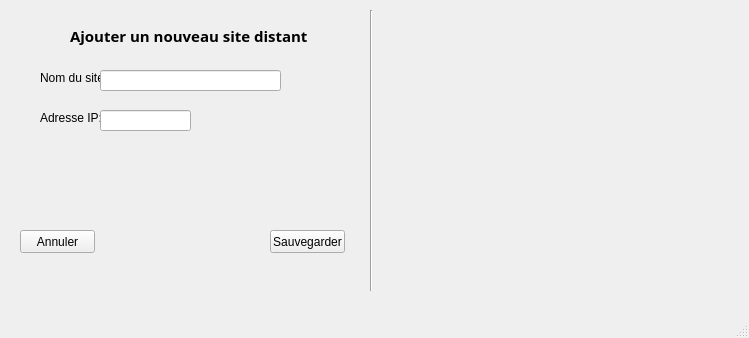
This is Superviseur/fen_superviseur.ui in SNIRNagios/Remy as Qt 5 draws it before an edit. The edited form follows.
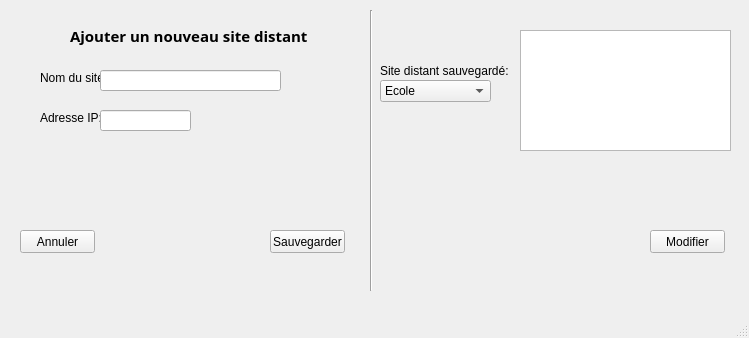
This is the edited form.

```diff
--- a/Superviseur/fen_superviseur.ui
+++ b/Superviseur/fen_superviseur.ui
@@ -121,6 +121,67 @@
      </rect>
     </property>
    </widget>
+   <widget class="QComboBox" name="comboBox">
+    <property name="geometry">
+     <rect>
+      <x>380</x>
+      <y>80</y>
+      <width>111</width>
+      <height>22</height>
+     </rect>
+    </property>
+    <item>
+     <property name="text">
+      <string>Ecole</string>
+     </property>
+    </item>
+    <item>
+     <property name="text">
+      <string>Médiathèque</string>
+     </property>
+    </item>
+    <item>
+     <property name="text">
+      <string>Mairie</string>
+     </property>
+    </item>
+   </widget>
+   <widget class="QLabel" name="label_3">
+    <property name="geometry">
+     <rect>
+      <x>380</x>
+      <y>60</y>
+      <width>131</width>
+      <height>21</height>
+     </rect>
+    </property>
+    <property name="text">
+     <string>Site distant sauvegardé:</string>
+    </property>
+   </widget>
+   <widget class="QTextEdit" name="textEdit">
+    <property name="geometry">
+     <rect>
+      <x>520</x>
+      <y>30</y>
+      <width>211</width>
+      <height>121</height>
+     </rect>
+    </property>
+   </widget>
+   <widget class="QPushButton" name="pushButton">
+    <property name="geometry">
+     <rect>
+      <x>650</x>
+      <y>230</y>
+      <width>75</width>
+      <height>23</height>
+     </rect>
+    </property>
+    <property name="text">
+     <string>Modifier</string>
+    </property>
+   </widget>
   </widget>
   <widget class="QMenuBar" name="menuBar">
    <property name="geometry">
```
Left out of the diff: 4 changed lines with no effect on the pictures.
